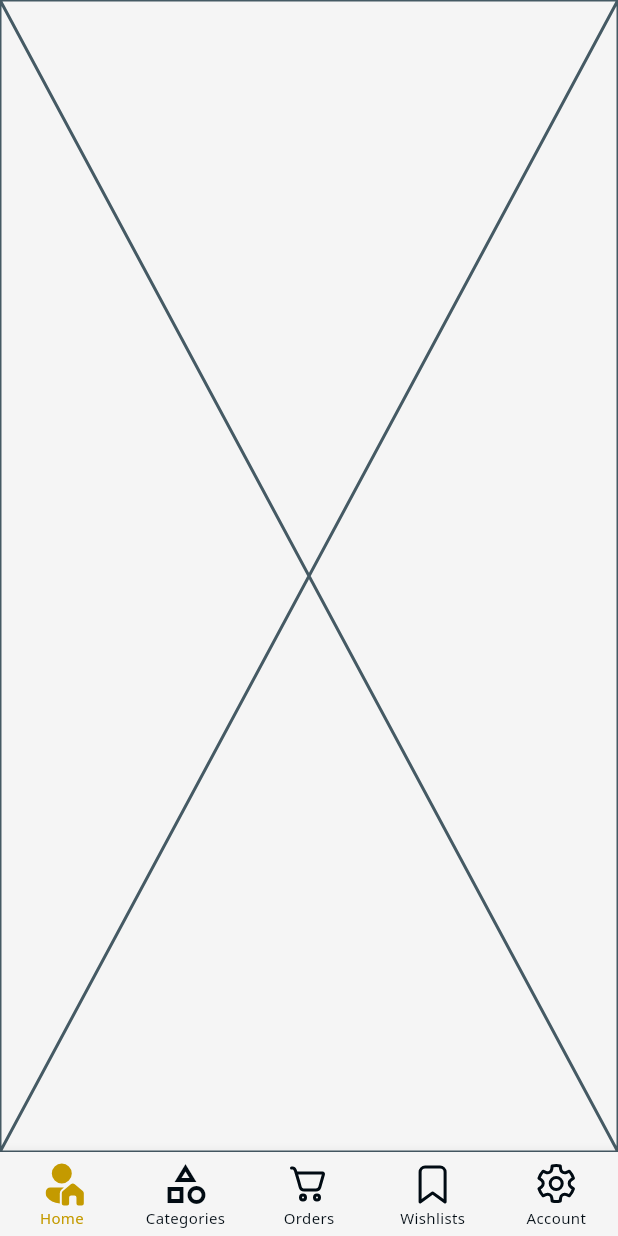
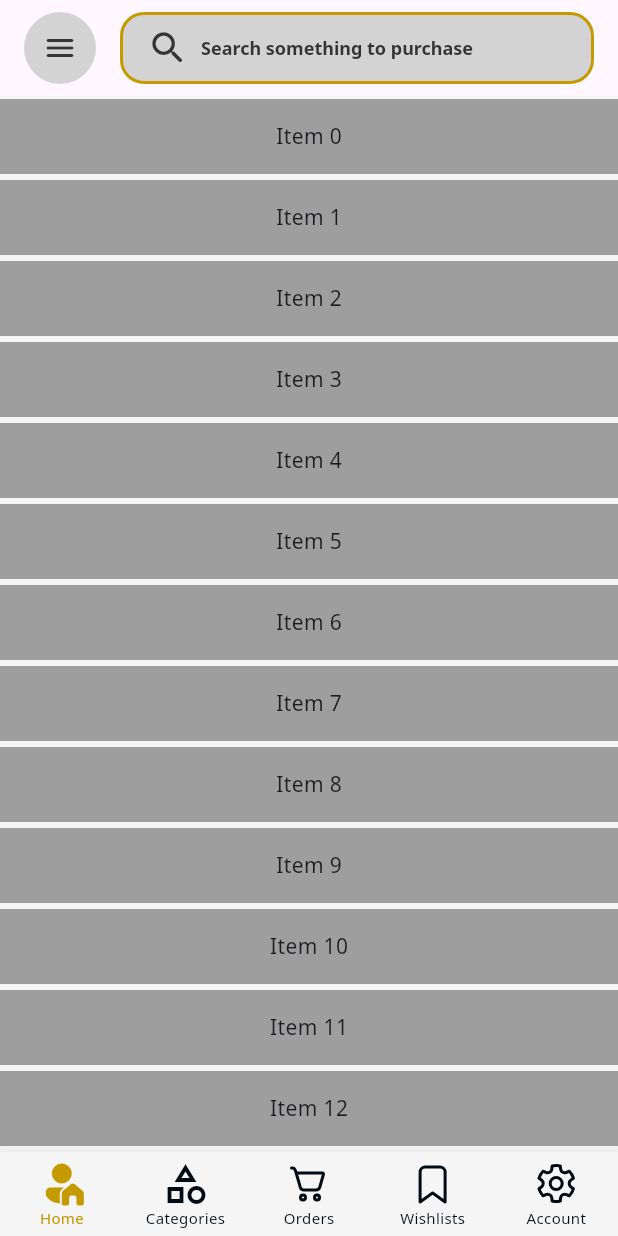
Before and after one commit to Okikday/cartify_app, a Flutter app: the MainScreen screen opened directly, on a phone screen of 412 x 824 dp. Run offline on Flutter 3.47's test engine with Material 3 defaults, Android fonts, the phone set to English and light mode, and no system bars; our stand-ins replace another_flushbar, fluentui_system_icons, google_fonts.

Commit message:
Added Home Search bar and drawer button

```diff
--- /dev/null
+++ b/lib/views/pages/elements/home_drawer_button.dart
@@ -0,0 +1,15 @@
+import 'package:cartify/common/styles/colors.dart';
+import 'package:flutter/material.dart';
+
+class HomeDrawerButton extends StatelessWidget {
+  const HomeDrawerButton({super.key});
+
+  @override
+  Widget build(BuildContext context) {
+    return CircleAvatar(
+      backgroundColor: CartifyColors.lightGray,
+      radius: 24,
+      child: Icon(Icons.menu_rounded, color: CartifyColors.jetBlack,),
+    );
+  }
+}
--- /dev/null
+++ b/lib/views/pages/elements/home_search_bar.dart
@@ -0,0 +1,31 @@
+import 'package:cartify/common/constants/constant_widgets.dart';
+import 'package:cartify/common/styles/colors.dart';
+import 'package:flutter/material.dart';
+
+class HomeSearchBar extends StatelessWidget {
+  const HomeSearchBar({super.key});
+
+  @override
+  Widget build(BuildContext context) {
+    return GestureDetector(
+      onTap: (){},
+      child: Container(
+        height: 48,
+        width: 200,
+        padding: EdgeInsets.symmetric(horizontal: 16),
+        decoration: BoxDecoration(
+          color: CartifyColors.lightGray,
+          borderRadius: BorderRadius.circular(16),
+          border: Border.all(width: 2, color: CartifyColors.premiumGold),
+        ),
+        child: Row(
+          children: [
+            const Icon(Icons.search_rounded, size: 28, color: CartifyColors.jetBlack,),
+            const SizedBox(width: 8,),
+            Expanded(child: ConstantWidgets.text(context, "Search something to purchase", fontWeight: FontWeight.bold, color: CartifyColors.jetBlack,))
+          ],
+        ),
+      ),
+    );
+  }
+}
--- a/lib/views/pages/tabs/home.dart
+++ b/lib/views/pages/tabs/home.dart
@@ -1,3 +1,5 @@
+import 'package:cartify/views/pages/elements/home_drawer_button.dart';
+import 'package:cartify/views/pages/elements/home_search_bar.dart';
 import 'package:flutter/material.dart';
 
 class Home extends StatelessWidget {
@@ -5,6 +7,53 @@ class Home extends StatelessWidget {
 
   @override
   Widget build(BuildContext context) {
-    return Placeholder();
+    return NestedScrollView(
+      headerSliverBuilder: (context, isScrolled) => [
+        SliverAppBar(
+          elevation: 10,
+          collapsedHeight: 64, // Collapsed height of the app bar
+          expandedHeight: 64,  // Maintain the same height when expanded
+          floating: false,
+          pinned: true,
+          automaticallyImplyLeading: false,
+          flexibleSpace: LayoutBuilder(
+            builder: (BuildContext context, BoxConstraints constraints) {
+              var top = constraints.biggest.height;
+              var movementOffset = (top - 64) / 64; // Calculate how much movement we want, using the collapsed height as a reference.
+
+              return FlexibleSpaceBar(
+                titlePadding: const EdgeInsets.all(0),
+                title: Transform.translate(
+                  // Move content slightly upward as you scroll
+                  offset: Offset(0, -movementOffset * 20), // Moves the widget up by a max of 20px
+                  child: Padding(
+                    padding: const EdgeInsets.symmetric(horizontal: 16),
+                    child: SizedBox(
+                      height: 64, // Maintain a consistent height for the button and search bar
+                      child: Row(
+                        children: [
+                          HomeDrawerButton(),
+                          const SizedBox(width: 16),
+                          Expanded(child: HomeSearchBar()),
+                        ],
+                      ),
+                    ),
+                  ),
+                ),
+              );
+            },
+          ),
+        ),
+      ],
+      body: ListView.builder(
+        itemCount: 20,
+        itemBuilder: (context, index) => Container(
+          color: Colors.grey,
+          height: 50,
+          margin: const EdgeInsets.symmetric(vertical: 2),
+          child: Center(child: Text('Item $index')),
+        ),
+      ),
+    );
   }
 }
--- a/lib/views/pages/tabs/orders.dart
+++ b/lib/views/pages/tabs/orders.dart
@@ -1,3 +1,4 @@
+import 'package:cartify/views/pages/elements/home_search_bar.dart';
 import 'package:flutter/material.dart';
 
 class Orders extends StatelessWidget {
@@ -5,6 +6,8 @@ class Orders extends StatelessWidget {
 
   @override
   Widget build(BuildContext context) {
-    return const Placeholder();
+    return Center(
+      child: HomeSearchBar(),
+    );
   }
 }
```
